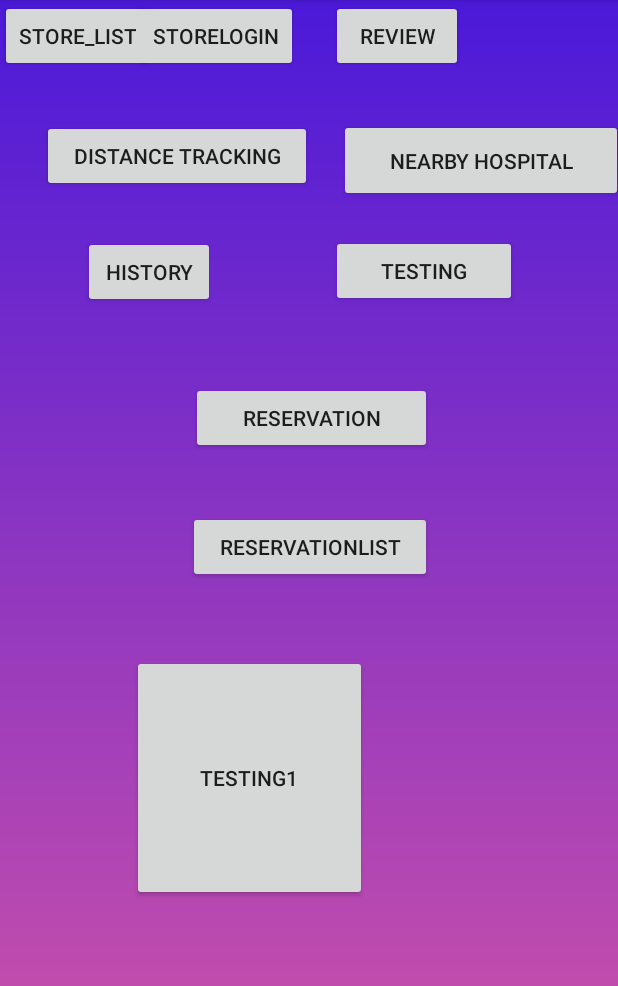
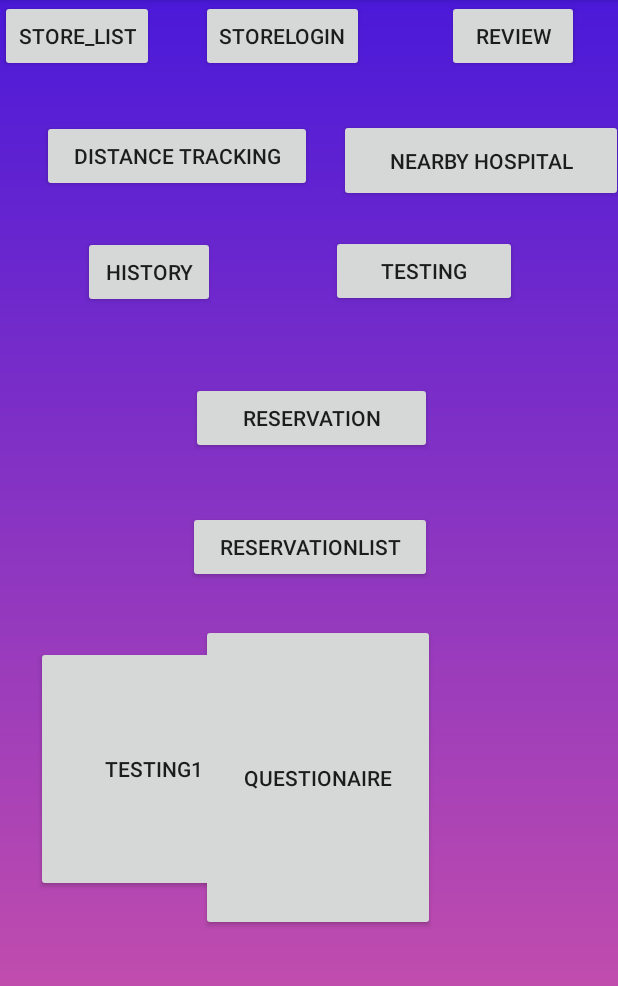
Before and after one commit to yiyang1016/fyp, an Android app: the screen it shows after launch (MainActivity), on a phone screen of 412 x 824 dp, the part 84-1070 px from its top. Run offline under Robolectric (Android 15) with nearby library versions, the phone set to English and light mode, and no system bars; our stand-ins replace Firebase (no records; nobody signed in at launch, a user with empty details on screens opened directly).

Commit message:
HELP PLS QAQAQ

```diff
--- a/app/src/main/java/com/example/covid_19shoppingcentre/MainActivity.kt
+++ b/app/src/main/java/com/example/covid_19shoppingcentre/MainActivity.kt
@@ -73,6 +73,11 @@ class MainActivity : AppCompatActivity() {
 
         btnStoreLogin.setOnClickListener {
             val intent = Intent(this, tabletStoreLoginVarification::class.java)
+            startActivity(intent)
+        }
+
+        btnQuestion.setOnClickListener{
+            val intent = Intent(this, questionMobile::class.java)
             startActivity(intent)
         }
 
--- a/app/src/main/res/layout/activity_main.xml
+++ b/app/src/main/res/layout/activity_main.xml
@@ -20,7 +20,7 @@
         android:layout_width="wrap_content"
         android:layout_height="wrap_content"
         android:layout_alignParentEnd="true"
-        android:layout_marginEnd="103dp"
+        android:layout_marginEnd="26dp"
         android:text="Review" />
 
     <Button
@@ -89,10 +89,10 @@
         android:layout_alignParentStart="true"
         android:layout_alignParentEnd="true"
         android:layout_alignParentBottom="true"
-        android:layout_marginStart="88dp"
-        android:layout_marginTop="48dp"
-        android:layout_marginEnd="167dp"
-        android:layout_marginBottom="167dp"
+        android:layout_marginStart="24dp"
+        android:layout_marginTop="42dp"
+        android:layout_marginEnd="230dp"
+        android:layout_marginBottom="173dp"
         android:text="Testing1" />
 
     <Button
@@ -109,9 +109,23 @@
         android:id="@+id/btnStoreLogin"
         android:layout_width="wrap_content"
         android:layout_height="wrap_content"
-        android:layout_marginEnd="22dp"
+        android:layout_marginEnd="55dp"
         android:layout_toStartOf="@+id/review"
         android:text="StoreLogin" />
 
+    <Button
+        android:id="@+id/btnQuestion"
+        android:layout_width="154dp"
+        android:layout_height="40dp"
+        android:layout_alignParentStart="true"
+        android:layout_alignParentTop="true"
+        android:layout_alignParentEnd="true"
+        android:layout_alignParentBottom="true"
+        android:layout_marginStart="134dp"
+        android:layout_marginTop="416dp"
+        android:layout_marginEnd="122dp"
+        android:layout_marginBottom="147dp"
+        android:text="Questionaire" />
+
 
 </RelativeLayout>
```
Also changed, not shown: app/src/main/java/com/example/covid_19shoppingcentre/questionMobile.kt (+57 -0 lines), app/src/main/res/layout/question_mobile.xml (+6 -4 lines), app/src/main/res/layout/tablet_store_login_varification.xml (+7 -8 lines).
